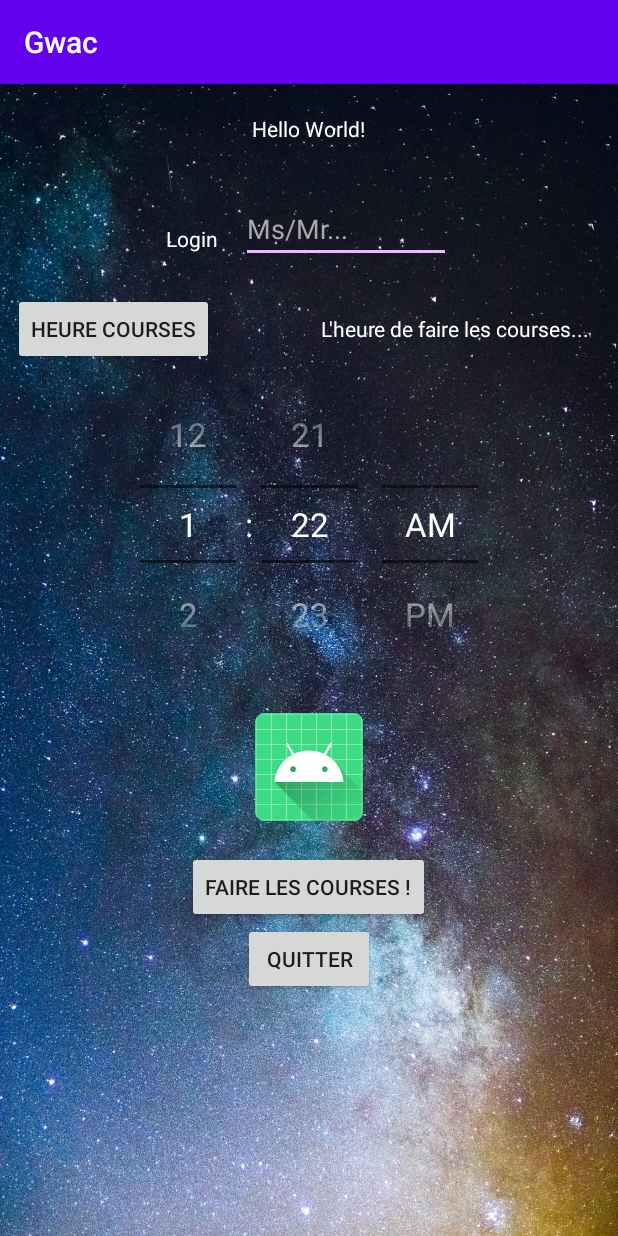
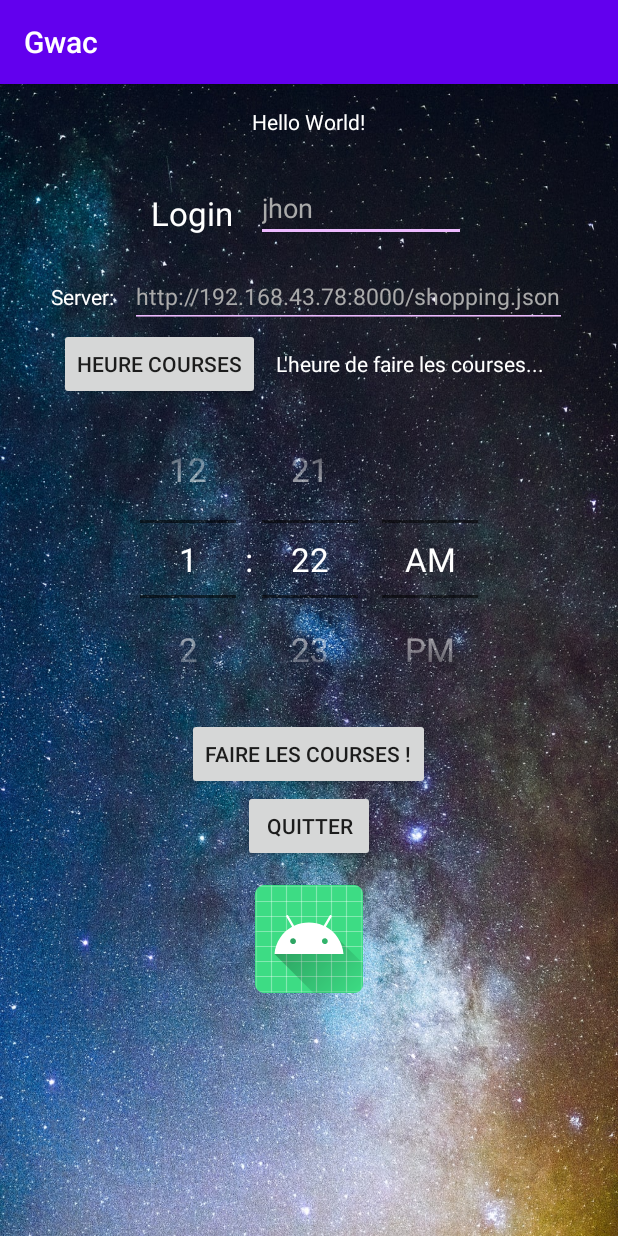
Before and after one commit to gwacamaya/android-little-app, an Android app: the screen it shows after launch (MainActivity), on a phone screen of 412 x 824 dp. Run offline under Robolectric (Android 15) with nearby library versions, the phone set to English and light mode, and no system bars; our stand-ins replace Volley.

Commit message:
Exercice 2 and 3. All finished with server option.

```diff
--- a/app/build.gradle
+++ b/app/build.gradle
@@ -25,7 +25,7 @@ android {
 
 dependencies {
     implementation fileTree(dir: 'libs', include: ['*.jar'])
-
+    implementation 'com.android.volley:volley:1.1.1'
     implementation 'androidx.appcompat:appcompat:1.2.0'
     implementation 'androidx.constraintlayout:constraintlayout:1.1.3'
     testImplementation 'junit:junit:4.12'
--- a/app/src/main/res/layout/activity_1.xml
+++ b/app/src/main/res/layout/activity_1.xml
@@ -35,6 +35,7 @@
                 android:layout_height="wrap_content"
                 android:text="@string/name"
                 android:textColor="#FFF"
+                style="@style/white"
                 />
         <EditText
                 android:id="@+id/l1et1"
@@ -43,7 +44,33 @@
                 android:layout_marginLeft="15sp"
                 android:textColor="#AAA"
                 android:backgroundTint="#edbaff"
-                android:text="Ms/Mr..."
+                android:text="@string/default_login"
+                />
+    </LinearLayout>
+
+    <LinearLayout
+            android:id="@+id/a1l3"
+            android:layout_width="wrap_content"
+            android:layout_height="wrap_content"
+            android:orientation="horizontal"
+            >
+        <TextView
+                android:id="@+id/a1l3t1"
+                android:layout_width="wrap_content"
+                android:layout_height="wrap_content"
+                android:text="Server:"
+                android:textColor="#FFF"
+                />
+        <EditText
+                android:id="@+id/a1l3et1"
+                android:inputType="textPersonName"
+                android:layout_marginLeft="10sp"
+                android:layout_height="wrap_content"
+                android:layout_width="wrap_content"
+                android:textColor="#AAA"
+                android:textSize="15sp"
+                android:backgroundTint="#edbaff"
+                android:text="@string/server"
                 />
     </LinearLayout>
 
@@ -61,7 +88,7 @@
                 android:text="Heure Courses"/>
 
         <TextView
-                android:layout_width="260sp"
+                android:layout_width="match_parent"
                 android:layout_height="wrap_content"
                 android:text="L'heure de faire les courses..."
                 android:textColor="#FFF"
@@ -79,15 +106,6 @@
             android:theme="@style/timePickerOrange"
             android:timePickerMode="spinner"/>
 
-    <ImageView
-            android:layout_width="wrap_content"
-            android:layout_height="wrap_content"
-            android:src="@mipmap/ic_launcher"
-            style="@style/items_margin"
-            android:id="@+id/i1"
-            />
-
-
     <Button
             android:id="@+id/b1"
             android:layout_width="wrap_content"
@@ -102,4 +120,12 @@
             android:onClick="onQuit"
             android:text="Quitter"/>
 
+    <ImageView
+            android:layout_width="wrap_content"
+            android:layout_height="wrap_content"
+            android:src="@mipmap/ic_launcher"
+            style="@style/items_margin"
+            android:id="@+id/i1"
+            />
+
 </LinearLayout>
--- /dev/null
+++ b/app/src/main/res/layout/activity_2_shopping_list.xml
@@ -0,0 +1,6 @@
+<?xml version="1.0" encoding="utf-8" ?>
+<TextView xmlns:android="http://schemas.android.com/apk/res/android"
+            android:id="@+id/a2tvShoppingItem"
+            android:layout_width="wrap_content"
+            android:layout_height="wrap_content"
+            style="@style/white"/>
--- a/app/src/main/res/values/strings.xml
+++ b/app/src/main/res/values/strings.xml
@@ -3,4 +3,6 @@
     <string name="intro">Hello you!</string>
     <string name="name"> Login</string>
     <string name="et1">Ms/Mr...</string>
+    <string name="default_login">jhon</string>
+    <string name="server">http://192.168.43.78:8000/shopping.json</string>
 </resources>
--- a/app/src/main/res/values/styles.xml
+++ b/app/src/main/res/values/styles.xml
@@ -9,7 +9,7 @@
     </style>
 
     <style name="items_margin">
-        <item name="android:layout_margin">20dp</item>
+        <item name="android:layout_margin">15dp</item>
     </style>
 
     <style name="text_zone">
@@ -23,4 +23,8 @@
         <item name="android:textSize">22sp</item>
     </style>
 
+    <style name="white">
+        <item name="android:textColor">#FFF</item>
+        <item name="android:textSize">22sp</item>
+    </style>
 </resources>
```
Also changed, not shown: app/src/main/AndroidManifest.xml (+7 -1 lines), app/src/main/java/com/helloapp/actions/ToastMsg.java (added, +11 -0 lines), app/src/main/java/com/helloapp/activities/AcheterProduit.java (added, +36 -0 lines), app/src/main/java/com/helloapp/activities/FaireCourses.java (added, +34 -0 lines), app/src/main/java/com/helloapp/activities/MainActivity.java (+90 -4 lines), app/src/main/java/com/helloapp/model/ShoppingAdapter.java (added, +57 -0 lines), app/src/main/res/layout/activity_2.xml (added, +31 -0 lines), app/src/main/res/layout/activity_3.xml (added, +39 -0 lines), app/src/main/res/drawable/pills.jpg (added), 6 other files.
